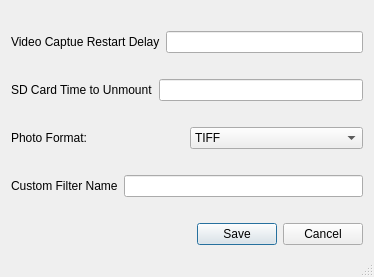
Old version of the form MAPIR_Processing_dockwidget_Advanced.ui in the repository harshanalla/MAPIR_Camera_Control.
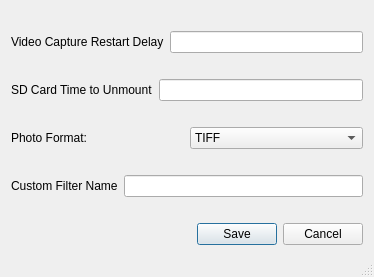
New version of the form.

Diff of the .ui file:
```diff
--- a/MAPIR_Processing_dockwidget_Advanced.ui
+++ b/MAPIR_Processing_dockwidget_Advanced.ui
@@ -68,7 +68,7 @@
      <item>
       <widget class="QLabel" name="label">
        <property name="text">
-        <string>Video Captue Restart Delay</string>
+        <string>Video Capture Restart Delay</string>
        </property>
       </widget>
      </item>
```
